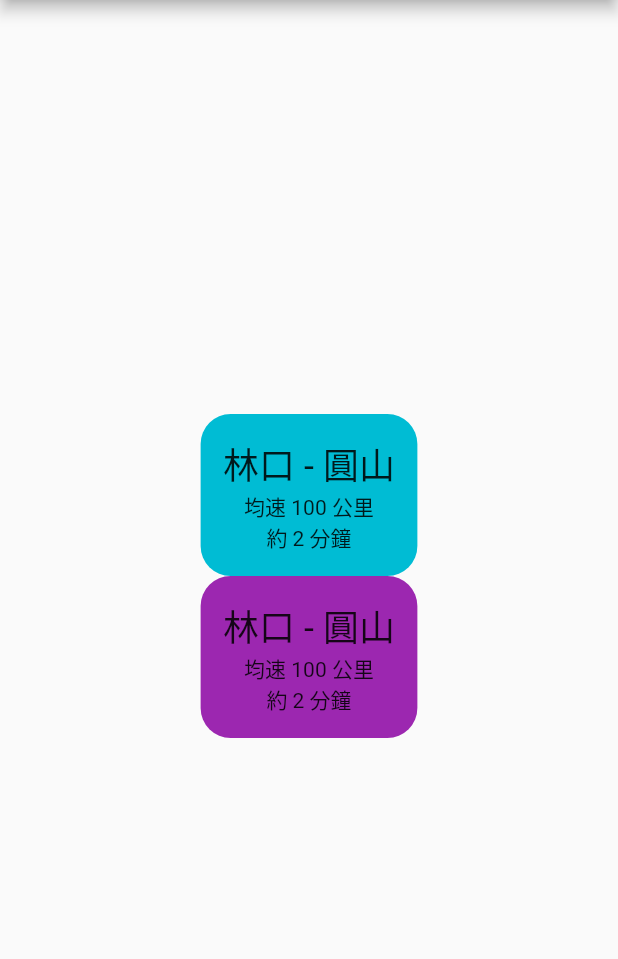
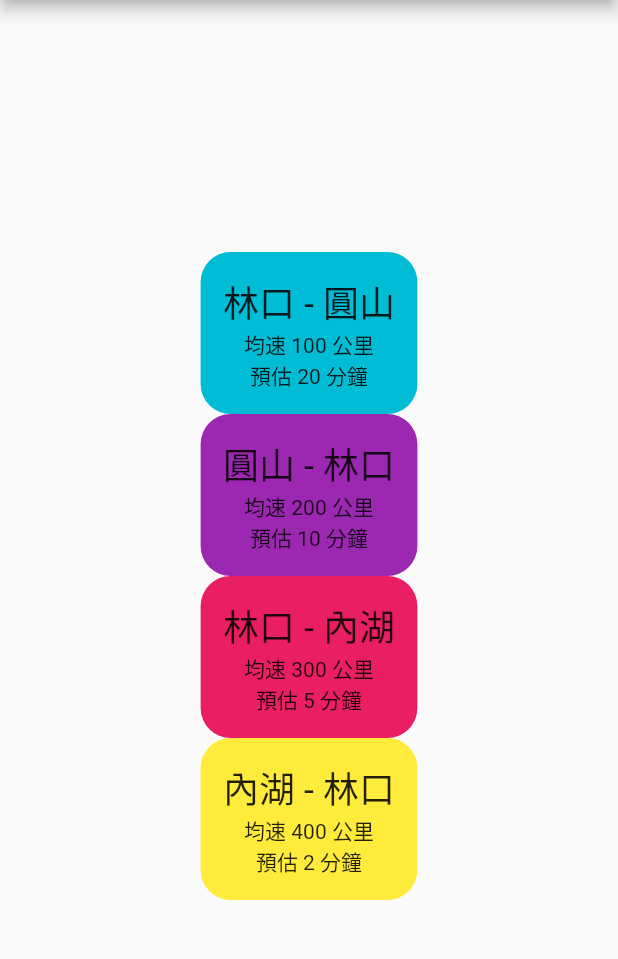
Before and after one commit to loyihsu/flutter-linkou-watch, a Flutter app: the screen it shows after launch, on a phone screen of 412 x 824 dp, the part 84-1043 px from its top. Run offline on Flutter 3.47's test engine with Material 2 defaults, Android fonts, the phone set to English and light mode, and no system bars.

Commit message:
Add a view model.

```diff
--- a/lib/WatchView/TileWidget.dart
+++ b/lib/WatchView/TileWidget.dart
@@ -1,31 +1,20 @@
 import 'package:flutter/material.dart';
+import 'package:linkou/WatchView/WatchViewModel.dart';
 
 class TileWidget extends StatefulWidget {
-  const TileWidget({Key? key, required this.tileColor}) : super(key: key);
+  const TileWidget(
+      {Key? key, required this.tileColor, required this.subscription, required this.idx})
+      : super(key: key);
 
   final Color tileColor;
+  final WatchViewModel subscription;
+  final int idx;
 
   @override
   State<TileWidget> createState() => TileWidgetState();
 }
 
 class TileWidgetState extends State<TileWidget> {
-  final String _title = "林口 - 圓山";
-  String _speed = "均速 100 公里";
-  String _estimation = "約 2 分鐘";
-
-  void setSpeed(int newSpeed) {
-    setState(() {
-      _speed = "均速 " + newSpeed.toString() + " 公里";
-    });
-  }
-
-  void setEstination(int newEstimation) {
-    setState(() {
-      _estimation = "約" + newEstimation.toString() + "分鐘";
-    });
-  }
-
   @override
   Widget build(BuildContext context) {
     return Container(
@@ -36,9 +25,10 @@ class TileWidgetState extends State<TileWidget> {
       child: Padding(
           padding: const EdgeInsets.all(15),
           child: Column(children: <Widget>[
-            Text(_title, style: Theme.of(context).textTheme.headline5),
-            Text(_speed),
-            Text(_estimation),
+            Text(widget.subscription.getElement(widget.idx).title,
+                style: Theme.of(context).textTheme.headline5),
+            Text(widget.subscription.getElement(widget.idx).speed),
+            Text(widget.subscription.getElement(widget.idx).estimation),
           ])),
     );
   }
--- /dev/null
+++ b/lib/WatchView/WatchViewModel.dart
@@ -0,0 +1,60 @@
+import 'package:flutter/cupertino.dart';
+
+class WatchViewModel with ChangeNotifier {
+  final List<WatchElement> _elements = [];
+  WatchViewModel() {
+    _elements.add(WatchElement(title: "林口 - 圓山"));
+    _elements.add(WatchElement(title: "圓山 - 林口"));
+    _elements.add(WatchElement(title: "林口 - 內湖"));
+    _elements.add(WatchElement(title: "內湖 - 林口"));
+    feedData();
+  }
+
+  WatchElement getElement(int idx) {
+    return _elements[idx];
+  }
+
+  void feedData() {
+    feedFakeData();
+  }
+
+  void feedFakeData() {
+    _elements[0].speed = 100;
+    _elements[0].estimation = 20;
+    _elements[1].speed = 200;
+    _elements[1].estimation = 10;
+    _elements[2].speed = 300;
+    _elements[2].estimation = 5;
+    _elements[3].speed = 400;
+    _elements[3].estimation = 2;
+  }
+
+  void updateSpeed(int idx, int value) {
+    _elements[idx].speed = value;
+    notifyListeners();
+  }
+}
+
+class WatchElement {
+  final String title;
+  String _speed = "";
+  String _estimation = "";
+
+  WatchElement({required this.title});
+
+  String get speed {
+    return _speed;
+  }
+
+  String get estimation {
+    return _estimation;
+  }
+
+  set speed(newValue) {
+    _speed = "均速 " + newValue.toString() + " 公里";
+  }
+
+  set estimation(newValue) {
+    _estimation = "預估 " + newValue.toString() + " 分鐘";
+  }
+}
--- a/lib/main.dart
+++ b/lib/main.dart
@@ -1,5 +1,8 @@
 import 'package:flutter/material.dart';
 import 'package:linkou/WatchView/TileWidget.dart';
+import 'package:linkou/WatchView/WatchViewModel.dart';
+
+import 'package:provider/provider.dart';
 
 void main() {
   runApp(const MyApp());
@@ -10,13 +13,17 @@ class MyApp extends StatelessWidget {
 
   @override
   Widget build(BuildContext context) {
-    return MaterialApp(
-      title: 'Linkou',
-      theme: ThemeData(
-        primarySwatch: Colors.indigo,
-      ),
-      home: const MyHomePage(title: 'Linkou'),
-    );
+    return MultiProvider(
+        providers: [
+          ChangeNotifierProvider.value(value: WatchViewModel()),
+        ],
+        child: MaterialApp(
+          title: 'Linkou',
+          theme: ThemeData(
+            primarySwatch: Colors.indigo,
+          ),
+          home: const MyHomePage(title: 'Linkou'),
+        ));
   }
 }
 
@@ -32,6 +39,7 @@ class MyHomePage extends StatefulWidget {
 class _MyHomePageState extends State<MyHomePage> {
   @override
   Widget build(BuildContext context) {
+    WatchViewModel subscription = Provider.of<WatchViewModel>(context);
     return Scaffold(
       appBar: AppBar(
         title: Text(widget.title),
@@ -39,9 +47,15 @@ class _MyHomePageState extends State<MyHomePage> {
       body: Center(
         child: Column(
           mainAxisAlignment: MainAxisAlignment.center,
-          children: const <Widget>[
-            TileWidget(tileColor: Colors.cyan),
-            TileWidget(tileColor: Colors.purple)
+          children: <Widget>[
+            TileWidget(
+                tileColor: Colors.cyan, subscription: subscription, idx: 0),
+            TileWidget(
+                tileColor: Colors.purple, subscription: subscription, idx: 1),
+            TileWidget(
+                tileColor: Colors.pink, subscription: subscription, idx: 2),
+            TileWidget(
+                tileColor: Colors.yellow, subscription: subscription, idx: 3),
           ],
         ),
       ),
--- a/pubspec.yaml
+++ b/pubspec.yaml
@@ -34,6 +34,7 @@ dependencies:
   # The following adds the Cupertino Icons font to your application.
   # Use with the CupertinoIcons class for iOS style icons.
   cupertino_icons: ^1.0.2
+  provider: ^6.0.2
 
 dev_dependencies:
   flutter_test:
```
Also changed, not shown: pubspec.lock.
